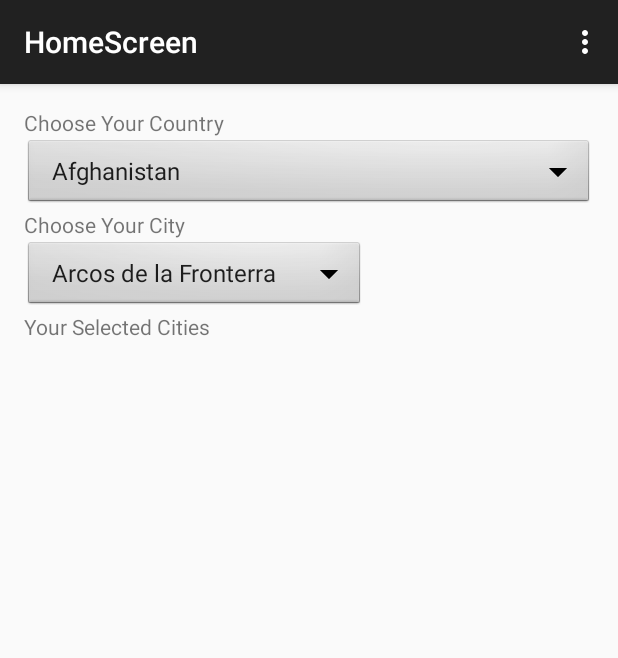
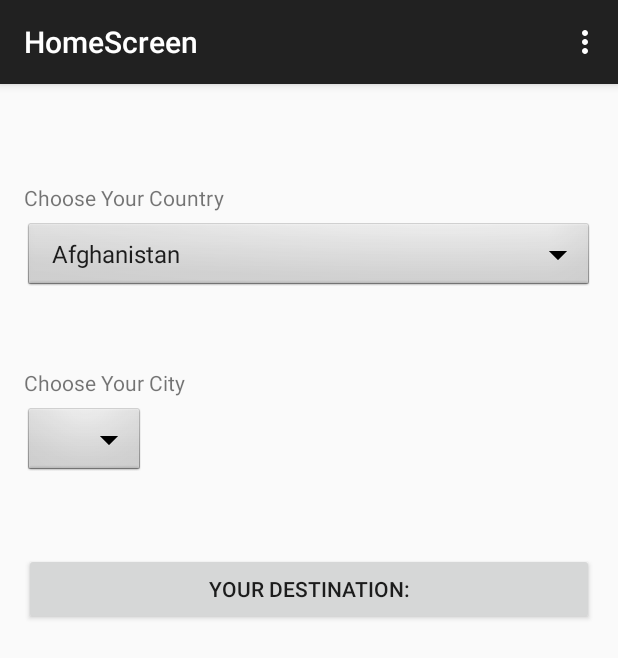
Before and after one commit to JatinNanda/AngelHacksProject, an Android app: the HomeScreen screen opened directly, with no data from a screen before it, on a phone screen of 412 x 824 dp. Shown: the top 658 px of the screen. Run offline under Robolectric (Android 15) with nearby library versions, the phone set to English and light mode, and no system bars.

Commit message:
Homescreen updates and stuff

```diff
--- a/app/src/main/assets/files/cities.txt
+++ b/app/src/main/assets/files/cities.txt
@@ -1,3 +1,4 @@
+Spain
 Arcos de la Fronterra
 ACoruna
 Antequera
--- a/app/src/main/java/com/example/jatin1/angelhacksproject/HomeScreen.java
+++ b/app/src/main/java/com/example/jatin1/angelhacksproject/HomeScreen.java
@@ -9,6 +9,7 @@ import android.view.MenuItem;
 import android.view.View;
 import android.widget.AdapterView;
 import android.widget.ArrayAdapter;
+import android.widget.Button;
 import android.widget.Spinner;
 
 import java.io.BufferedReader;
@@ -22,6 +23,8 @@ import java.util.ArrayList;
 public class HomeScreen extends ActionBarActivity {
     String ctry;
     String cty;
+    Button destination;
+
     @Override
     protected void onCreate(Bundle savedInstanceState) {
         super.onCreate(savedInstanceState);
@@ -36,44 +39,48 @@ public class HomeScreen extends ActionBarActivity {
             @Override
             public void onItemSelected(AdapterView<?> parentView, View selectedItemView, int position, long id) {
                 ctry = countries.get(position);
+                final ArrayList<String> cities = findCities(ctry);
+                Spinner dropdown2 = (Spinner) findViewById(R.id.spinner2);
+                ArrayAdapter<String> adapter2 = new ArrayAdapter<String>(HomeScreen.this, android.R.layout.simple_spinner_item, cities);
+                dropdown2.setAdapter(adapter2);
+                dropdown2.setOnItemSelectedListener(new AdapterView.OnItemSelectedListener() {
+                    @Override
+                    public void onItemSelected(AdapterView<?> parentView, View selectedItemView, int position, long id) {
+                        cty = cities.get(position);
+                        destination = (Button) findViewById(R.id.destination);
+                        destination.setText("Your Destination:" + "\n " + ctry + ", " + cty);
+                        destination.setOnClickListener((new View.OnClickListener() {
+                            @Override
+                            public void onClick(View v) {
+                                startActivity(new Intent(getApplicationContext(), LoadingActivity.class));
+                            }
+                        }));
                     }
 
                     @Override
                     public void onNothingSelected(AdapterView<?> parentView) {
                         // your code here
                     }
-
                 });
-        Spinner dropdown2 = (Spinner) findViewById(R.id.spinner2);
-        final ArrayList<String> cities = readFileFromAssets("files/cities.txt");
-        ArrayAdapter<String> adapter2 = new ArrayAdapter<String>(this, android.R.layout.simple_spinner_item, cities);
-        dropdown2.setAdapter(adapter2);
-        dropdown2.setOnItemSelectedListener(new AdapterView.OnItemSelectedListener() {
-            @Override
-            public void onItemSelected(AdapterView<?> parentView, View selectedItemView, int position, long id) {
-                cty = cities.get(position);
             }
 
             @Override
-            public void onNothingSelected(AdapterView<?> parentView) {
-                // your code here
+            public void onNothingSelected(AdapterView<?> parent) {
+
             }
-
         });
-
     }
 
     public ArrayList<String> findCities(String country) {
         ArrayList<String> cities = readFileFromAssets("files/cities.txt");
         ArrayList<String> countries = readFileFromAssets("files/countries.txt");
         ArrayList<String> selectedCities = new ArrayList<String>();
-        for (String s: cities) {
-            if (s.equalsIgnoreCase(country)) {
-                continue;
+        for (int i = 0; i < cities.size(); i++) {
+            if (cities.get(i).equalsIgnoreCase(country)) {
+                for (int j = i; j < cities.size(); j++) {
+                    if (!(countries.contains(cities.get(j)))) {
+                        selectedCities.add(cities.get(j));
                     }
-            for (String c: countries) {
-                if (!(s.equalsIgnoreCase(c))) {
-                    selectedCities.add(s);
                 }
             }
         }
--- a/app/src/main/res/layout/activity_home_screen.xml
+++ b/app/src/main/res/layout/activity_home_screen.xml
@@ -10,12 +10,14 @@
     android:orientation="vertical">
 
     <TextView
+        android:layout_marginTop="50dp"
         android:layout_width="match_parent"
         android:layout_height="wrap_content"
         android:id="@+id/editText2"
         android:text="Choose Your Country" />
 
     <Spinner
+        android:layout_marginTop="5dp"
         android:id="@+id/spinner1"
         android:layout_width="match_parent"
         android:layout_height="wrap_content"
@@ -23,22 +25,25 @@
         android:spinnerMode="dropdown" />
 
     <TextView
+        android:layout_marginTop="50dp"
         android:layout_width="match_parent"
         android:layout_height="wrap_content"
         android:id="@+id/editText"
         android:text="Choose Your City" />
 
     <Spinner
+        android:layout_marginTop="5dp"
         android:id="@+id/spinner2"
         android:layout_width="wrap_content"
         android:layout_height="wrap_content"
         android:background="@android:drawable/btn_dropdown"
         android:spinnerMode="dropdown" />
 
-    <TextView
+    <Button
+        android:layout_marginTop="50dp"
+        android:id= "@+id/destination"
         android:layout_width="match_parent"
         android:layout_height="wrap_content"
-        android:id="@+id/Text"
-        android:text="Your Selected Cities" />
+        android:text="Your destination:" />
 
 </LinearLayout>
```
Also changed, not shown: 1 other file. Lines whose indentation alone changed are shown as unchanged.
